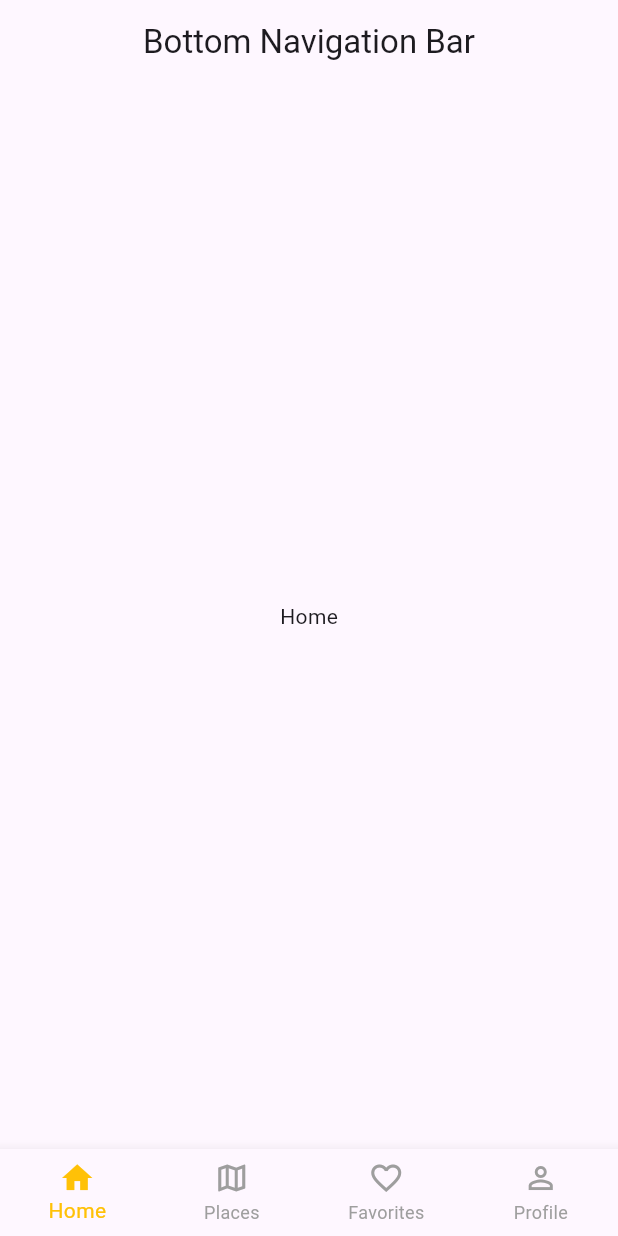
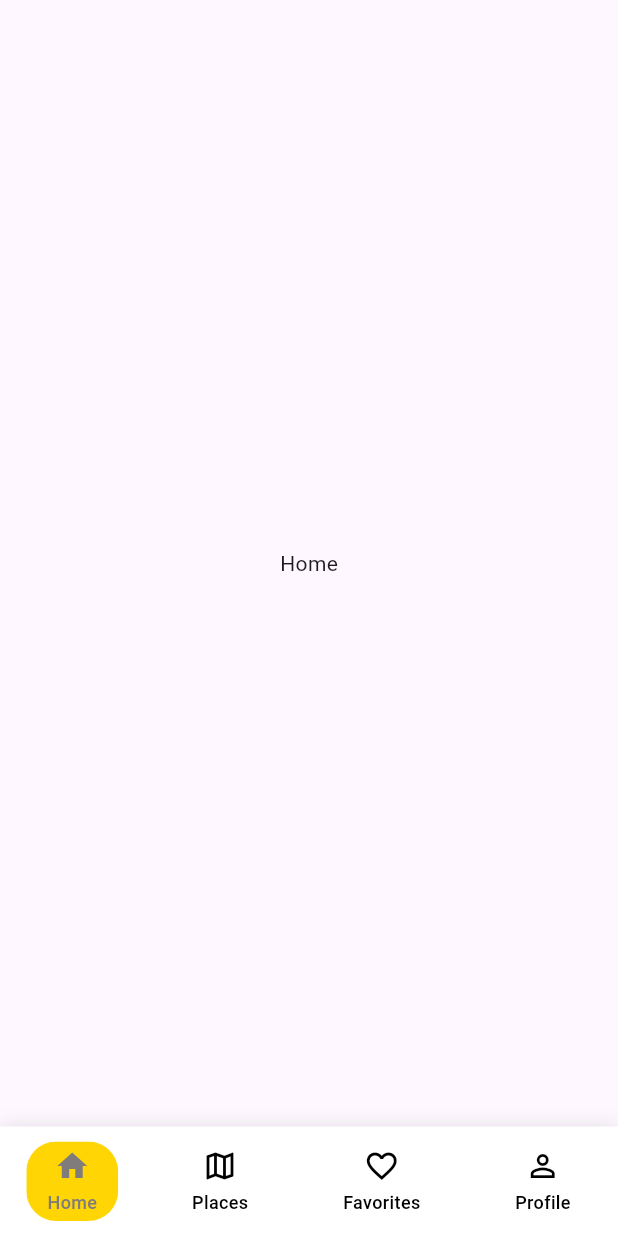
Before and after one commit to kimliheng95-smos/flutter_2_3, a Flutter app: the screen it shows after launch, on a phone screen of 412 x 824 dp. Run offline on Flutter 3.47's test engine with Material 3 defaults, Android fonts, the phone set to English and light mode, and no system bars; key blocks and very long unbroken strings in the code were emptied for the run.

Commit message:
Update Navbar

```diff
--- a/lib/Homework/NavBar.dart
+++ b/lib/Homework/NavBar.dart
@@ -18,27 +18,66 @@ class _HomePage1State extends State<Navbar> {
   @override
   Widget build(BuildContext context) {
     return Scaffold(
-      appBar: AppBar(
-        title: Center(child: Text("Bottom Navigation Bar")),
-      ),
       body: screen[selectedIndex],
-      bottomNavigationBar: BottomNavigationBar(
-      selectedItemColor: Colors.amber,
-      unselectedItemColor: Colors.grey,
-      currentIndex: selectedIndex,
-        onTap: (value) {
-          setState(() {
-            selectedIndex=value;
-          });
-        },
-        type: BottomNavigationBarType.fixed,
-        items:[
-          BottomNavigationBarItem(icon: Icon(Icons.home,),label: "Home"),
-          BottomNavigationBarItem(icon: Icon(Icons.map_outlined,),label: "Places"),
-          BottomNavigationBarItem(icon: Icon(Icons.favorite_outline,),label: "Favorites"),
-          BottomNavigationBarItem(icon: Icon(Icons.person_outline,),label: "Profile"),
-        ]
-        ),
+      bottomNavigationBar: Container(
+  padding: const EdgeInsets.symmetric(vertical: 10),
+  decoration: const BoxDecoration(
+    color: Colors.white,
+    boxShadow: [
+      BoxShadow(color: Colors.black12, blurRadius: 10),
+    ],
+  ),
+  child: Row(
+    mainAxisAlignment: MainAxisAlignment.spaceAround,
+    children: [
+      _buildItem(Icons.home, "Home", 0),
+      _buildItem(Icons.map_outlined, "Places", 1),
+      _buildItem(Icons.favorite_outline, "Favorites", 2),
+      _buildItem(Icons.person_outline, "Profile", 3),
+    ],
+  ),
+),
     );
   }
+
+  Widget _buildItem(IconData icon, String label, int index) {
+  bool isSelected = selectedIndex == index;
+
+  return GestureDetector(
+    onTap: () {
+      setState(() {
+        selectedIndex = index;
+      });
+    },
+    child: ClipRRect(
+      borderRadius: BorderRadiusGeometry.circular(20),
+      child: AnimatedContainer(
+        duration: const Duration(milliseconds: 250),
+        padding: const EdgeInsets.symmetric(horizontal: 14, vertical: 4),
+        decoration: BoxDecoration(
+          color: isSelected ? const Color.fromARGB(255, 255, 213, 4) : const Color.fromARGB(0, 0, 0, 0),
+          borderRadius: BorderRadius.circular(16),
+        ),
+        child: Column(
+          mainAxisSize: MainAxisSize.min,
+          children: [
+            Icon(
+              icon,
+              color: isSelected ? const Color.fromARGB(255, 128, 124, 124) : const Color.fromARGB(255, 0, 0, 0),
+            ),
+            const SizedBox(height: 4),
+            Text(
+              label,
+              style: TextStyle(
+                fontSize: 12,
+                color: isSelected ? const Color.fromARGB(255, 128, 124, 124) : const Color.fromARGB(255, 0, 0, 0),
+                fontWeight: FontWeight.w500,
+              ),
+            ),
+          ],
+        ),
+      ),
+    ),
+  );
 }
+}
```
